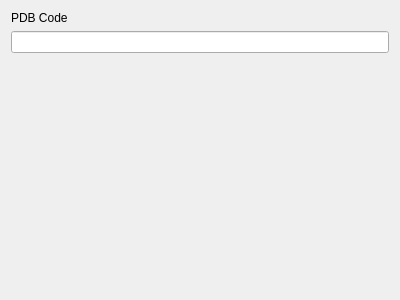
First picture: the form in ui/pdbcode.ui, repository breuerss/gromacs-ui, before the edit.
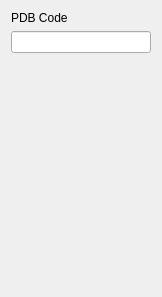
Second picture: the form after the edit.

The edit to the form file:
```diff
--- a/ui/pdbcode.ui
+++ b/ui/pdbcode.ui
@@ -6,8 +6,8 @@
    <rect>
     <x>0</x>
     <y>0</y>
-    <width>400</width>
-    <height>300</height>
+    <width>162</width>
+    <height>297</height>
    </rect>
   </property>
   <property name="windowTitle">
```
